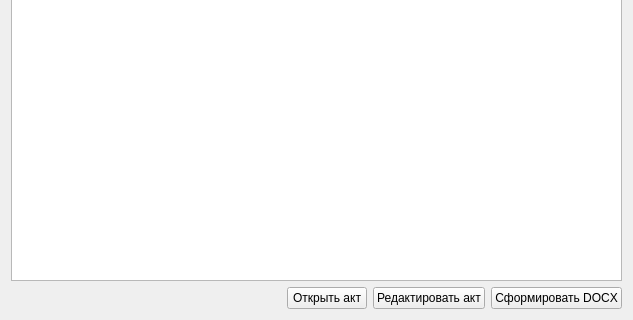
Qt form ui/archivewidget.ui (nikola240698/MeteringActs) before a commit; both pictures show x 0 to 633 and y 235 to 555 of the 633 by 555 pixel window.
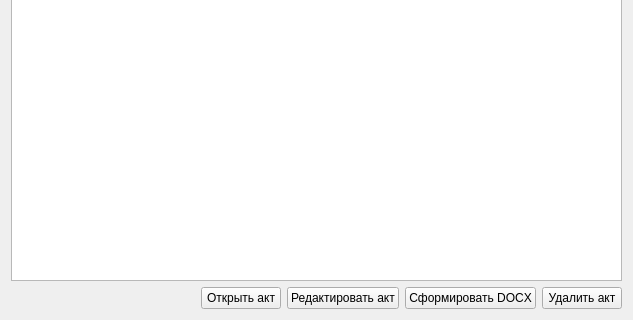
The same form after that commit.

Diff of the .ui file:
```diff
--- a/ui/archivewidget.ui
+++ b/ui/archivewidget.ui
@@ -158,6 +158,13 @@
        </property>
       </widget>
      </item>
+     <item>
+      <widget class="QPushButton" name="deleteActButton">
+       <property name="text">
+        <string>Удалить акт</string>
+       </property>
+      </widget>
+     </item>
     </layout>
    </item>
   </layout>
```
